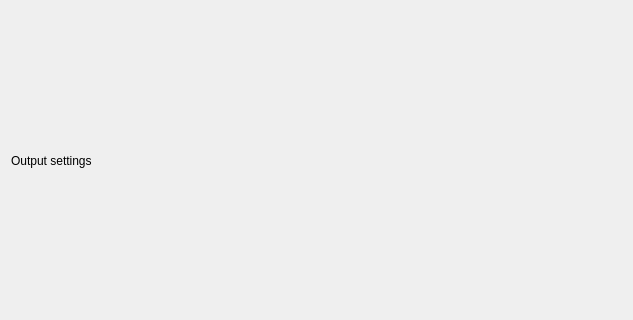
Qt form src/Pages/outputsettingpage.ui (keshavbhatt/formatforge) before a commit; both pictures show x 0 to 633 and y 101 to 421 of the 633 by 523 pixel window.
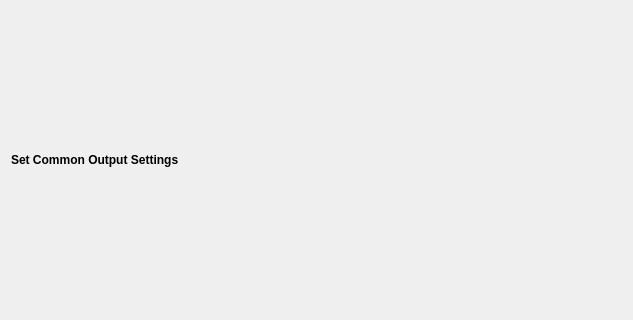
The same form after that commit.

Commit message: feat: dynamically load preset in the output setting page

Patch:
```diff
--- a/src/Pages/outputsettingpage.ui
+++ b/src/Pages/outputsettingpage.ui
@@ -13,11 +13,22 @@
   <property name="windowTitle">
    <string>Form</string>
   </property>
-  <layout class="QHBoxLayout" name="horizontalLayout">
+  <layout class="QVBoxLayout" name="verticalLayout">
    <item>
     <widget class="QLabel" name="label">
+     <property name="sizePolicy">
+      <sizepolicy hsizetype="Preferred" vsizetype="Maximum">
+       <horstretch>0</horstretch>
+       <verstretch>0</verstretch>
+      </sizepolicy>
+     </property>
+     <property name="font">
+      <font>
+       <bold>true</bold>
+      </font>
+     </property>
      <property name="text">
-      <string>Output settings</string>
+      <string>Set Common Output Settings</string>
      </property>
     </widget>
    </item>
```
Left out of the diff: 3 changed lines with no effect on the pictures. The commit also changes 22 other files.
